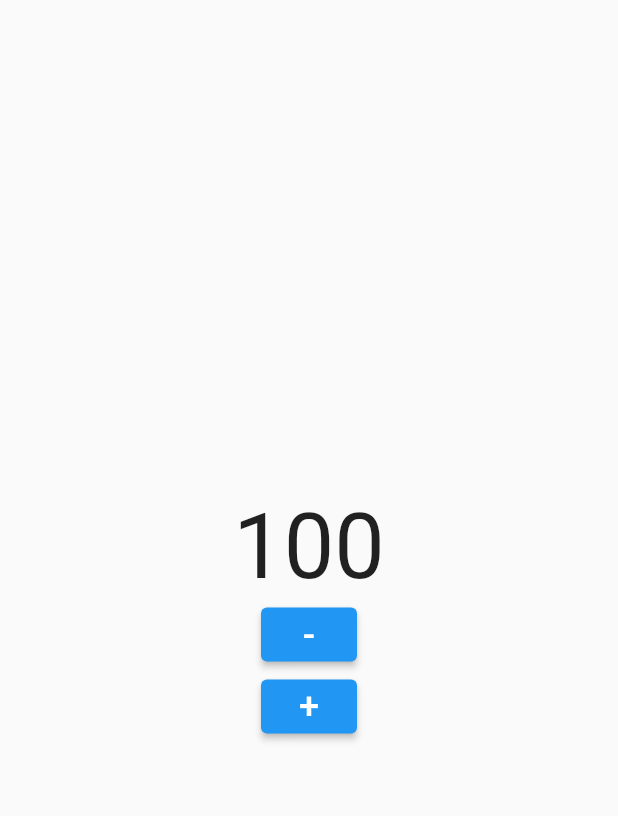
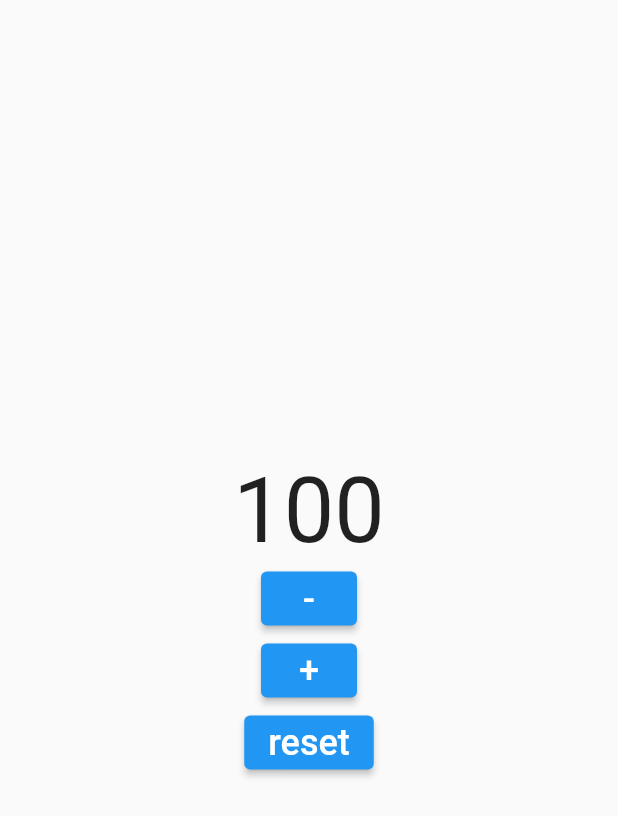
Before and after one commit to Sobhan-Ziyaei/bloc_pattern_example1, a Flutter app: the screen it shows after launch, on a phone screen of 412 x 824 dp. Shown: the top 816 px of the screen. Run offline on Flutter 3.47's test engine with Material 2 defaults, Android fonts, the phone set to English and light mode, and no system bars; our stand-ins replace flutter_bloc.

Commit message:
added reset button event

```diff
--- a/lib/bloc/counter_bloc/counter_bloc.dart
+++ b/lib/bloc/counter_bloc/counter_bloc.dart
@@ -11,5 +11,9 @@ class CounterBloc extends Bloc<CounterEvent, CounterState> {
     on<CounterIncrementPressedEvent>((event, emit) {
       emit(CounterUpdated(++counter));
     });
+    on<CounterResetPressedEvent>((event, emit) {
+      counter = 0 ;
+      emit(CounterUpdated(counter));
+    });
   }
 }
--- a/lib/bloc/counter_bloc/counter_event.dart
+++ b/lib/bloc/counter_bloc/counter_event.dart
@@ -3,3 +3,5 @@ abstract class CounterEvent {}
 class CounterIncrementPressedEvent extends CounterEvent {}
 
 class CounterDecrementPressedEvent extends CounterEvent {}
+
+class CounterResetPressedEvent extends CounterEvent{}
--- a/lib/ui/counter_screen.dart
+++ b/lib/ui/counter_screen.dart
@@ -54,6 +54,15 @@ class _CounterScreenState extends State<CounterScreen> {
                 style: TextStyle(fontSize: 24),
               ),
             ),
+            ElevatedButton(
+              onPressed: () {
+                context.read<CounterBloc>().add(CounterResetPressedEvent());
+              },
+              child: Text(
+                'reset',
+                style: TextStyle(fontSize: 24),
+              ),
+            ),
           ],
         ),
       ),
```
